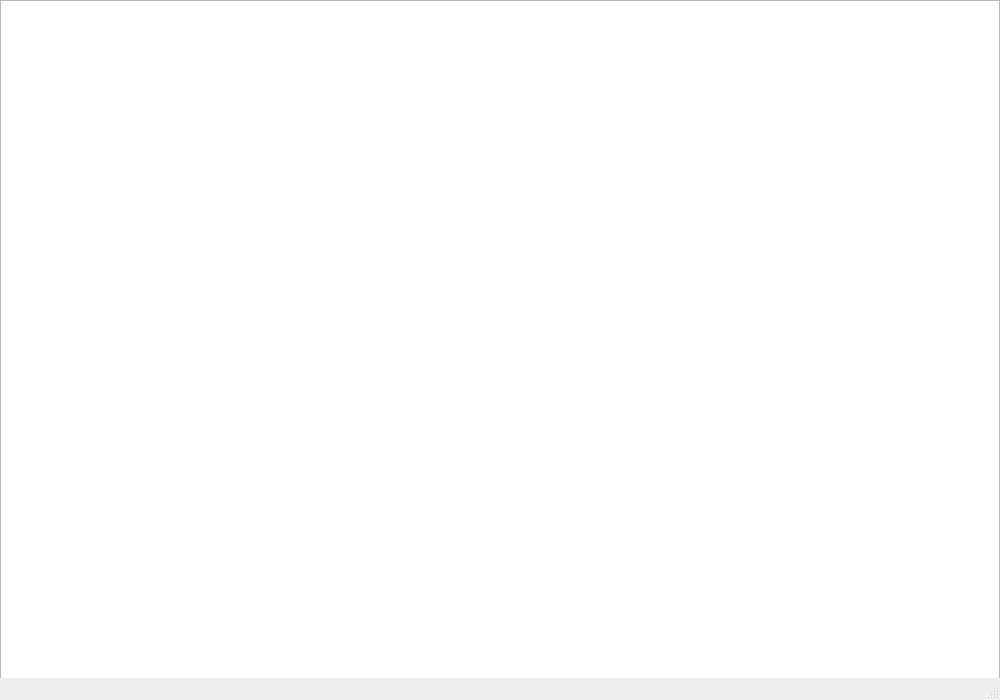
Qt form mainwindow.ui (jdanielgonzalez/parcial_Final) before a commit.
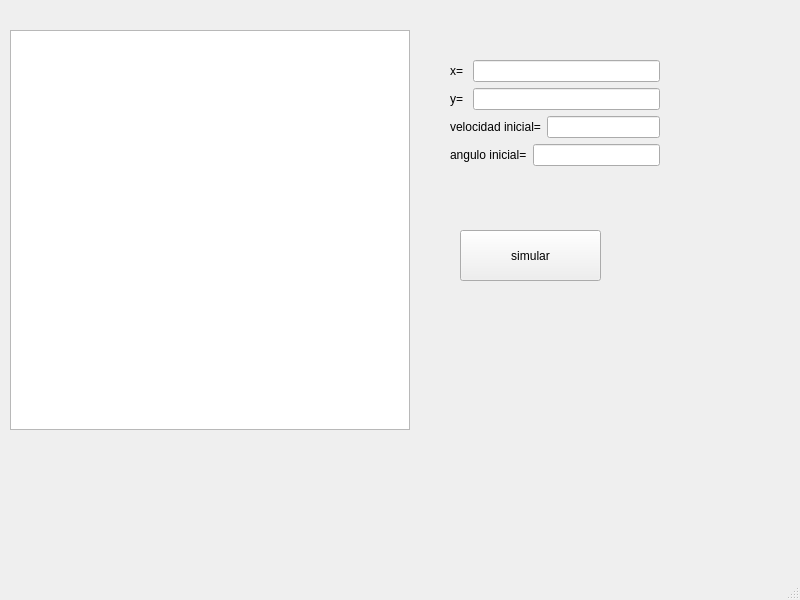
The same form after that commit.

What changed in the file:
```diff
--- a/mainwindow.ui
+++ b/mainwindow.ui
@@ -6,8 +6,8 @@
    <rect>
     <x>0</x>
     <y>0</y>
-    <width>1000</width>
-    <height>700</height>
+    <width>800</width>
+    <height>600</height>
    </rect>
   </property>
   <property name="windowTitle">
@@ -17,10 +17,10 @@
    <widget class="QGraphicsView" name="graphicsView">
     <property name="geometry">
      <rect>
-      <x>0</x>
-      <y>0</y>
-      <width>1000</width>
-      <height>700</height>
+      <x>10</x>
+      <y>30</y>
+      <width>400</width>
+      <height>400</height>
      </rect>
     </property>
     <property name="verticalScrollBarPolicy">
@@ -30,6 +30,87 @@
      <enum>Qt::ScrollBarAlwaysOff</enum>
     </property>
    </widget>
+   <widget class="QPushButton" name="simular">
+    <property name="geometry">
+     <rect>
+      <x>460</x>
+      <y>230</y>
+      <width>141</width>
+      <height>51</height>
+     </rect>
+    </property>
+    <property name="text">
+     <string>simular</string>
+    </property>
+   </widget>
+   <widget class="QWidget" name="layoutWidget">
+    <property name="geometry">
+     <rect>
+      <x>450</x>
+      <y>60</y>
+      <width>210</width>
+      <height>108</height>
+     </rect>
+    </property>
+    <layout class="QVBoxLayout" name="verticalLayout">
+     <item>
+      <layout class="QHBoxLayout" name="horizontalLayout">
+       <item>
+        <widget class="QLabel" name="label">
+         <property name="text">
+          <string>x= </string>
+         </property>
+        </widget>
+       </item>
+       <item>
+        <widget class="QLineEdit" name="posx"/>
+       </item>
+      </layout>
+     </item>
+     <item>
+      <layout class="QHBoxLayout" name="horizontalLayout_2">
+       <item>
+        <widget class="QLabel" name="label_2">
+         <property name="text">
+          <string>y= </string>
+         </property>
+        </widget>
+       </item>
+       <item>
+        <widget class="QLineEdit" name="posy"/>
+       </item>
+      </layout>
+     </item>
+     <item>
+      <layout class="QHBoxLayout" name="horizontalLayout_3">
+       <item>
+        <widget class="QLabel" name="label_3">
+         <property name="text">
+          <string>velocidad inicial=</string>
+         </property>
+        </widget>
+       </item>
+       <item>
+        <widget class="QLineEdit" name="velocidadinicial"/>
+       </item>
+      </layout>
+     </item>
+     <item>
+      <layout class="QHBoxLayout" name="horizontalLayout_4">
+       <item>
+        <widget class="QLabel" name="label_4">
+         <property name="text">
+          <string>angulo inicial=</string>
+         </property>
+        </widget>
+       </item>
+       <item>
+        <widget class="QLineEdit" name="anguloinicial"/>
+       </item>
+      </layout>
+     </item>
+    </layout>
+   </widget>
   </widget>
   <widget class="QMenuBar" name="menubar">
    <property name="geometry">
```
Left out of the diff: 2 changed lines with no effect on the pictures.
